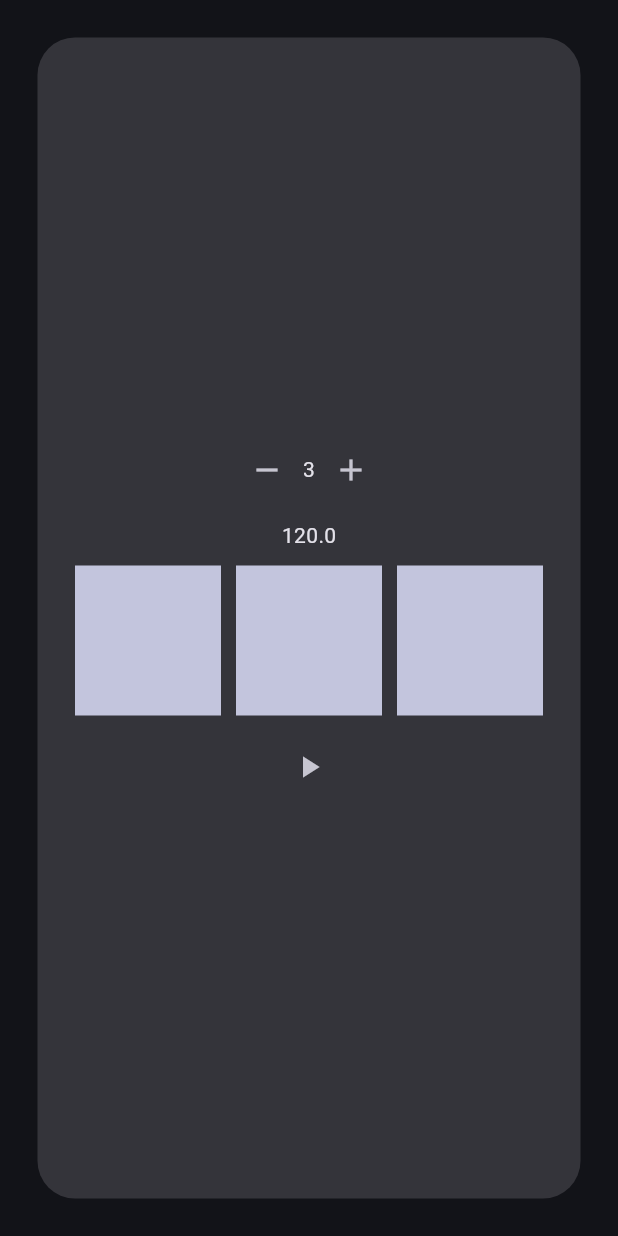
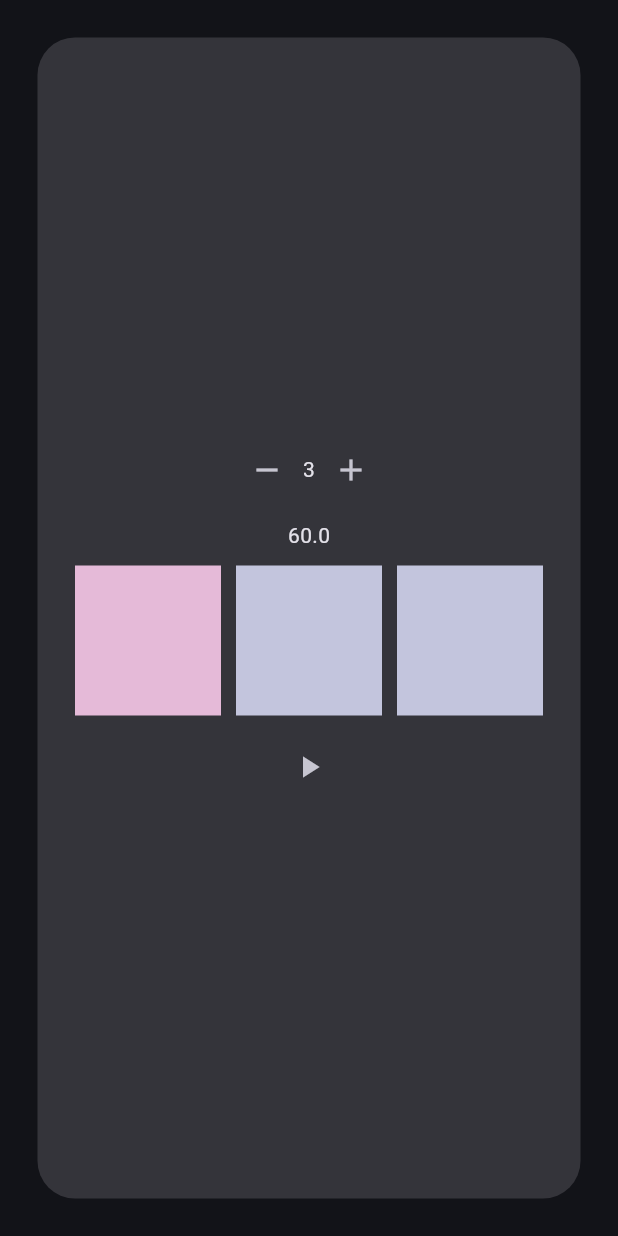
Before and after one commit to NEVED123/PulsePlus, a Flutter app: the screen it shows after launch, after a tap on the "remove" icon, on a phone screen of 412 x 824 dp. Run offline on Flutter 3.47's test engine with Material 3 defaults, Android fonts, the light colour scheme and no system bars.

Commit message:
beat sounds can now be individually changed

```diff
--- /dev/null
+++ b/lib/audio/sound_files.dart
@@ -0,0 +1,10 @@
+class SoundFile {
+  static final String clave808 = "clave808";
+  static final String jamBlockHi = "jam_block_hi";
+  static final String silence = "silence";
+
+  static final List<String> allSounds = List.unmodifiable([
+    clave808,
+    jamBlockHi,
+  ]);
+}
--- a/lib/main.dart
+++ b/lib/main.dart
@@ -1,4 +1,5 @@
 import 'package:flutter/material.dart';
+import 'package:pulseplus/metronome/metronome_orchestrator.dart';
 import 'package:pulseplus/screens/home_page.dart';
 
 void main() {
--- /dev/null
+++ b/lib/metronome/beat.dart
@@ -0,0 +1,20 @@
+import 'package:flutter/material.dart';
+import 'package:pulseplus/audio/sound_files.dart';
+
+class Beat {
+  Beat({List<String>? subDivisions}) {
+    _subDivisions = subDivisions ?? [SoundFile.jamBlockHi];
+  }
+
+  List<String> _subDivisions = [];
+
+  List<String> get subDivisions => _subDivisions;
+
+  set subDivisions(List<String> subDivisions) {
+    if (_subDivisions.isNotEmpty) {
+      _subDivisions = subDivisions;
+    } else {
+      debugPrint("Cannot instantiate beat with no subdivisions");
+    }
+  }
+}
--- a/lib/metronome/metronome_orchestrator.dart
+++ b/lib/metronome/metronome_orchestrator.dart
@@ -1,6 +1,7 @@
 import 'package:flutter/material.dart';
 import 'package:pulseplus/audio/sound_engine.dart';
-import 'package:pulseplus/metronome/engine_message.dart';
+import 'package:pulseplus/audio/sound_files.dart';
+import 'package:pulseplus/metronome/beat.dart';
 import 'package:pulseplus/metronome/metronome_engine.dart';
 
 // Maintains higher level metronome concepts, such as meter, subdivisions, tempo changes, etc.,
@@ -10,8 +11,8 @@ class MetronomeOrchestrator {
   late final MetronomeEngine _metronomeEngine;
   late final SoundEngine _soundEngine;
   late double _bpm;
-  late int _numBeats;
   late int _currBeat = -1;
+  late List<Beat> _beats;
 
   MetronomeOrchestrator(
     Function onTick,
@@ -25,26 +26,25 @@ class MetronomeOrchestrator {
     );
     _soundEngine = SoundEngine();
     _bpm = initBpm;
-    _numBeats = initNumBeats;
+    _beats = [
+      Beat(subDivisions: [SoundFile.clave808]),
+    ];
+
+    for (int i = 0; i < initNumBeats - 1; i++) {
+      _beats.add(Beat());
+    }
   }
 
   Function _createOrchestratorOnTickCallback(Function userOnTick) {
     return () {
       // We need to track how many beats have elapsed - once we hit numBeats % beatsElapsed == 0, we are at the starting beat.
       // This means that if we want to switch to a different sound on the downbeat, we need to do so after the last beat currBeat = numBeats - 1
-      _currBeat = (_currBeat + 1) % _numBeats;
+      _currBeat = (_currBeat + 1) % numBeats;
       _soundEngine.play();
       userOnTick();
 
-      // Last beat of the meter
-      if (_currBeat == _numBeats - 1) {
-        _soundEngine.changeSound("clave808");
-      }
-
-      // Downbeat
-      if (_currBeat == 0) {
-        _soundEngine.changeSound("jam_block_hi");
-      }
+      String nextSound = _beats[(_currBeat + 1) % numBeats].subDivisions[0];
+      _soundEngine.changeSound(nextSound);
     };
   }
 
@@ -78,9 +78,11 @@ class MetronomeOrchestrator {
     }
   }
 
+  List<Beat> get beats => _beats;
+
+  int get currBeat => _currBeat;
+
   double get bpm => _bpm;
-  int get numBeats => _numBeats;
-  int get currBeat => _currBeat;
 
   set bpm(double bpm) {
     if (bpm > 10) {
@@ -90,12 +92,50 @@ class MetronomeOrchestrator {
     }
   }
 
+  int get numBeats => _beats.length;
+
   set numBeats(int numBeats) {
     if (numBeats > 0 && numBeats <= 16) {
-      _currBeat = _currBeat - (_numBeats - numBeats);
-      _numBeats = numBeats;
+      // _currBeat = _currBeat - (_numBeats - numBeats);
+      int numBeatsToAdd = numBeats - _beats.length;
+
+      for (int i = 0; i < numBeatsToAdd; i++) {
+        _beats.add(Beat());
+      }
+
+      if (numBeatsToAdd < 0) {
+        _beats = _beats.sublist(0, _beats.length + numBeatsToAdd);
+
+        // If we are currently playing beats, we need to adjust this value to prevent premature wrapping to or past the beginning of the meter.
+        // This will only happen if we remove beats
+        if (_currBeat >= _beats.length) {
+          _currBeat = _beats.length - 1;
+        }
+      }
+
+      if (_currBeat != -1) {
+        String nextSound = _beats[(_currBeat + 1) % numBeats].subDivisions[0];
+        _soundEngine.changeSound(nextSound);
+      }
     } else {
       debugPrint("Invalid param for num beats: $numBeats");
     }
   }
+
+  void toggleBeat(int index) {
+    if (index >= numBeats) {
+      debugPrint("Attempted to access index greater than numBeats");
+      return;
+    }
+
+    _beats[index].subDivisions[0] =
+        _beats[index].subDivisions[0] == SoundFile.jamBlockHi
+        ? SoundFile.clave808
+        : SoundFile.jamBlockHi;
+
+    if (_currBeat == index - 1) {
+      String nextSound = _beats[index].subDivisions[0];
+      _soundEngine.changeSound(nextSound);
+    }
+  }
 }
--- a/lib/screens/home_page.dart
+++ b/lib/screens/home_page.dart
@@ -21,7 +21,7 @@ class _HomePageState extends State<HomePage> {
   @override
   void initState() {
     super.initState();
-    _orchestrator = MetronomeOrchestrator(_onTick, _onError, 120, 4);
+    _orchestrator = MetronomeOrchestrator(_onTick, _onError, 60, 4);
   }
 
   Future<void> _toggleMetronome() async {
@@ -92,8 +92,9 @@ class _HomePageState extends State<HomePage> {
                     ),
                   ),
                   MetronomeBeats(
-                    numBeats: _orchestrator.numBeats,
+                    beats: _orchestrator.beats,
                     currBeat: _orchestrator.currBeat,
+                    orchestrator: _orchestrator,
                   ),
                   IconButton(
                     onPressed: _toggleMetronome,
--- a/lib/widgets/MetronomeBeats.dart
+++ b/lib/widgets/MetronomeBeats.dart
@@ -1,13 +1,18 @@
 import 'package:flutter/material.dart';
+import 'package:pulseplus/audio/sound_files.dart';
+import 'package:pulseplus/metronome/beat.dart';
+import 'package:pulseplus/metronome/metronome_orchestrator.dart';
 
 class MetronomeBeats extends StatefulWidget {
-  final int numBeats;
+  final List<Beat> beats;
   final int currBeat;
+  final MetronomeOrchestrator orchestrator;
 
   const MetronomeBeats({
     super.key,
-    required this.numBeats,
+    required this.beats,
     required this.currBeat,
+    required this.orchestrator,
   });
 
   @override
@@ -28,21 +33,37 @@ class MetronomeBeatsState extends State<MetronomeBeats> {
   }
 
   List<Widget> _buildMetronomeBeats() {
-    List<Widget> beats = [];
-    for (int i = 0; i < widget.numBeats; i++) {
-      beats.add(
+    List<Widget> beatWidgets = [];
+    for (int i = 0; i < widget.beats.length; i++) {
+      beatWidgets.add(
         Expanded(
-          child: Container(
-            decoration: BoxDecoration(
-              color: i == widget.currBeat
-                  ? Theme.of(context).colorScheme.primary
-                  : Theme.of(context).colorScheme.secondary,
+          child: GestureDetector(
+            key: Key(i.toString()),
+            onTap: () {
+              setState(() {
+                widget.orchestrator.toggleBeat(i);
+              });
+            },
+            child: Container(
+              decoration: BoxDecoration(
+                color: i == widget.currBeat
+                    ? Theme.of(context).colorScheme.primary
+                    : _getBeatColor(widget.beats[i]),
+              ),
             ),
           ),
         ),
       );
     }
 
-    return beats;
+    return beatWidgets;
+  }
+
+  Color _getBeatColor(Beat beat) {
+    if (beat.subDivisions[0] == SoundFile.jamBlockHi) {
+      return Theme.of(context).colorScheme.secondary;
+    } else {
+      return Theme.of(context).colorScheme.tertiary;
+    }
   }
 }
```
Also changed, not shown: 1 other file.
